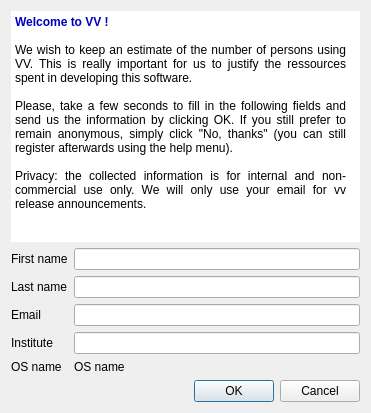
The window that vv/qt_ui/vvRegisterForm.ui (open-vv/vv) describes before a commit, drawn with Qt 5.
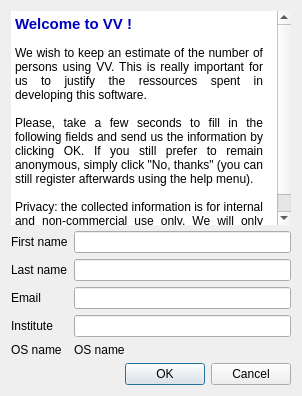
The same window after the commit. Icons and pictures are not drawn.

Commit message: change form width

The edit to the form file:
```diff
--- a/vv/qt_ui/vvRegisterForm.ui
+++ b/vv/qt_ui/vvRegisterForm.ui
@@ -9,8 +9,8 @@
    <rect>
     <x>0</x>
     <y>0</y>
-    <width>371</width>
-    <height>413</height>
+    <width>302</width>
+    <height>396</height>
    </rect>
   </property>
   <property name="windowTitle">
@@ -38,7 +38,7 @@
 &lt;html&gt;&lt;head&gt;&lt;meta name=&quot;qrichtext&quot; content=&quot;1&quot; /&gt;&lt;style type=&quot;text/css&quot;&gt;
 p, li { white-space: pre-wrap; }
 &lt;/style&gt;&lt;/head&gt;&lt;body style=&quot; font-family:'Sans Serif'; font-size:9pt; font-weight:400; font-style:normal;&quot;&gt;
-&lt;p align=&quot;justify&quot; style=&quot; margin-top:0px; margin-bottom:0px; margin-left:0px; margin-right:10px; -qt-block-indent:0; text-indent:0px;&quot;&gt;&lt;img src=&quot;:/common/icons/weNeedYou.png&quot; style=&quot;float: left;&quot; /&gt;&lt;span style=&quot; font-weight:600; color:#0000c0;&quot;&gt;Welcome to VV !&lt;/span&gt;&lt;br /&gt;&lt;br /&gt;We wish to keep an estimate of the number of persons using VV. This is really important for us to justify the ressources spent in developing this software.&lt;/p&gt;
+&lt;p align=&quot;justify&quot; style=&quot; margin-top:0px; margin-bottom:0px; margin-left:0px; margin-right:10px; -qt-block-indent:0; text-indent:0px;&quot;&gt;&lt;img src=&quot;:/common/icons/weNeedYou.png&quot; style=&quot;float: left;&quot; /&gt;&lt;span style=&quot; font-size:11pt; font-weight:600; color:#0000c0;&quot;&gt;Welcome to VV !&lt;/span&gt;&lt;br /&gt;&lt;br /&gt;We wish to keep an estimate of the number of persons using VV. This is really important for us to justify the ressources spent in developing this software.&lt;/p&gt;
 &lt;p align=&quot;justify&quot; style=&quot;-qt-paragraph-type:empty; margin-top:0px; margin-bottom:0px; margin-left:0px; margin-right:10px; -qt-block-indent:0; text-indent:0px;&quot;&gt;&lt;/p&gt;
 &lt;p align=&quot;justify&quot; style=&quot; margin-top:0px; margin-bottom:0px; margin-left:0px; margin-right:10px; -qt-block-indent:0; text-indent:0px;&quot;&gt;Please, take a few seconds to fill in the following fields and send us the information by clicking OK. If you still prefer to remain anonymous, simply click &amp;quot;No, thanks&amp;quot; (you can still register afterwards using the help menu).&lt;/p&gt;
 &lt;p align=&quot;justify&quot; style=&quot;-qt-paragraph-type:empty; margin-top:0px; margin-bottom:0px; margin-left:0px; margin-right:10px; -qt-block-indent:0; text-indent:0px;&quot;&gt;&lt;/p&gt;
```
